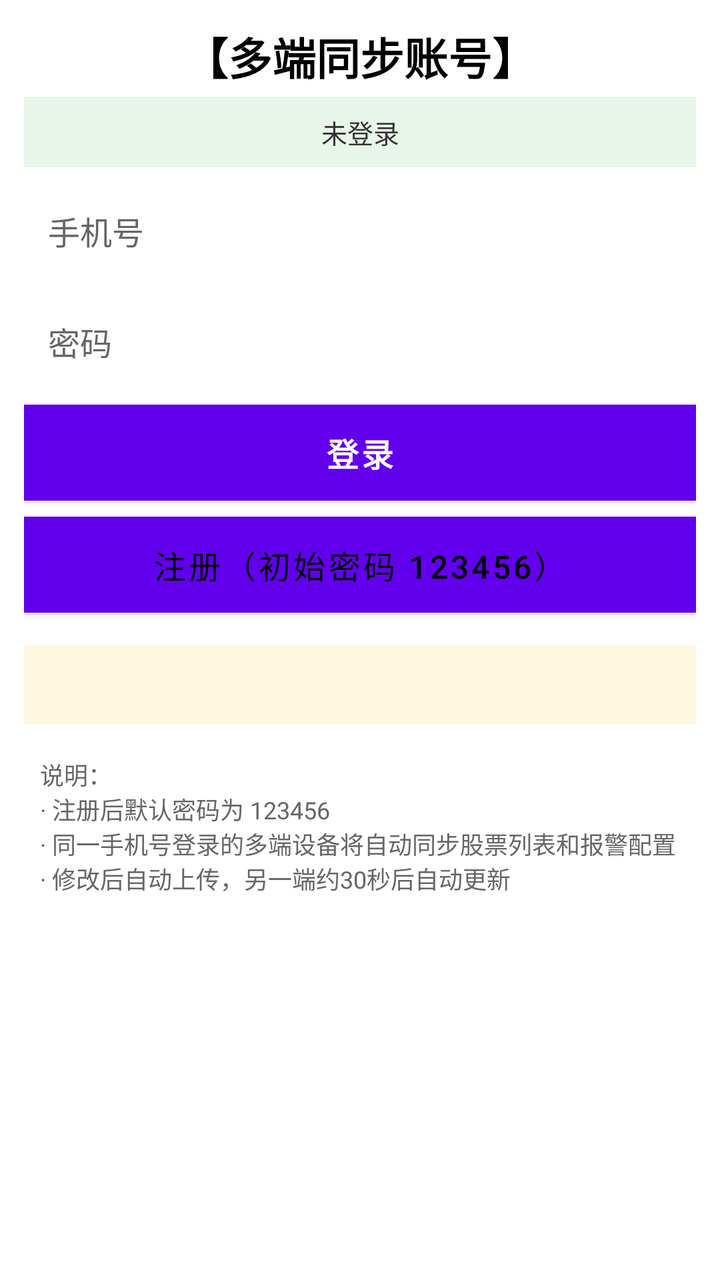
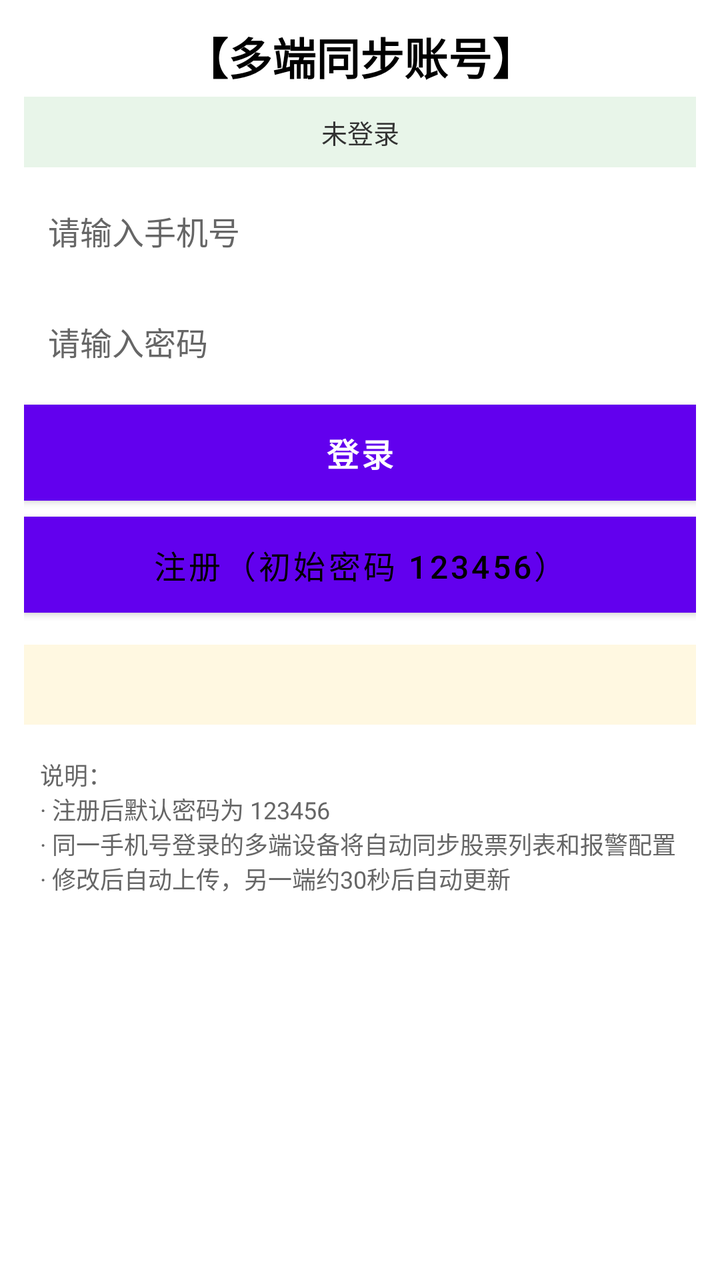

The first picture is an Android layout as it rendered before a commit; the second is the same layout after the commit. The layout source and the unified diff follow.
<!-- AndroidManifest.xml: fallback theme Theme.MaterialComponents.DayNight.NoActionBar -->
<!-- res/layout/activity_sync_login.xml -->
<?xml version="1.0" encoding="utf-8"?>

<ScrollView xmlns:android="http://schemas.android.com/apk/res/android"
    android:layout_width="match_parent"
    android:layout_height="match_parent"
    android:background="#FFFFFF">

    <LinearLayout
        android:layout_width="match_parent"
        android:layout_height="wrap_content"
        android:orientation="vertical"
        android:padding="12dp"
        android:background="#FFFFFF">

        <TextView
            android:layout_width="match_parent"
            android:layout_height="wrap_content"
            android:text="【多端同步账号】"
            android:textSize="22sp"
            android:textStyle="bold"
            android:textColor="#000000"
            android:gravity="center"
            android:layout_marginBottom="4dp" />

        
        <TextView
            android:id="@+id/sync_text_account"
            android:layout_width="match_parent"
            android:layout_height="wrap_content"
            android:text="未登录"
            android:textSize="13sp"
            android:textColor="#333333"
            android:gravity="center"
            android:padding="8dp"
            android:layout_marginBottom="8dp"
            android:background="#E8F5E9" />

        
        <EditText
            android:id="@+id/sync_edit_phone"
            android:layout_width="match_parent"
            android:layout_height="wrap_content"
            android:hint="手机号"
            android:inputType="phone"
            android:maxLength="11"
            android:textSize="16sp"
            android:textColor="#000000"
            android:textColorHint="#666666"
            android:background="#FFFFFF"
            android:padding="12dp"
            android:layout_marginBottom="8dp" />

        
        <EditText
            android:id="@+id/sync_edit_password"
            android:layout_width="match_parent"
            android:layout_height="wrap_content"
            android:hint="密码"
            android:inputType="textPassword"
            android:textSize="16sp"
            android:textColor="#000000"
            android:textColorHint="#666666"
            android:background="#FFFFFF"
            android:padding="12dp"
            android:layout_marginBottom="8dp" />

        
        <Button
            android:id="@+id/sync_btn_login"
            android:layout_width="match_parent"
            android:layout_height="wrap_content"
            android:text="登录"
            android:textSize="16sp"
            android:textStyle="bold"
            android:textColor="#FFFFFF"
            android:background="#4CAF50"
            android:layout_marginBottom="8dp" />

        
        <Button
            android:id="@+id/sync_btn_register"
            android:layout_width="match_parent"
            android:layout_height="wrap_content"
            android:text="注册（初始密码 123456）"
            android:textSize="16sp"
            android:textColor="#000000"
            android:background="#EEEEEE"
            android:layout_marginBottom="8dp" />

        
        <TextView
            android:id="@+id/sync_btn_change_pwd"
            android:layout_width="match_parent"
            android:layout_height="wrap_content"
            android:text="修改密码"
            android:textSize="15sp"
            android:textColor="#1976D2"
            android:gravity="center"
            android:padding="8dp"
            android:visibility="gone" />

        
        <Button
            android:id="@+id/sync_btn_logout"
            android:layout_width="match_parent"
            android:layout_height="wrap_content"
            android:text="退出登录"
            android:textSize="16sp"
            android:textColor="#D32F2F"
            android:background="#FFFFFF"
            android:visibility="gone"
            android:layout_marginTop="8dp" />

        
        <TextView
            android:id="@+id/sync_text_status"
            android:layout_width="match_parent"
            android:layout_height="wrap_content"
            android:text=""
            android:textSize="13sp"
            android:textColor="#333333"
            android:padding="8dp"
            android:layout_marginTop="8dp"
            android:background="#FFF8E1"
            android:minHeight="40dp" />

        
        <TextView
            android:layout_width="match_parent"
            android:layout_height="wrap_content"
            android:text="说明：\n· 注册后默认密码为 123456\n· 同一手机号登录的多端设备将自动同步股票列表和报警配置\n· 修改后自动上传，另一端约30秒后自动更新"
            android:textSize="12sp"
            android:textColor="#666666"
            android:padding="8dp"
            android:layout_marginTop="8dp" />

    </LinearLayout>
</ScrollView>
<!-- resources referenced by this layout -->
<resources>

</resources>

<!-- the commit's change to res/layout/activity_sync_login.xml (unified diff, before → after) -->
@@ -40,7 +40,7 @@
             android:id="@+id/sync_edit_phone"
             android:layout_width="match_parent"
             android:layout_height="wrap_content"
-            android:hint="手机号"
+            android:hint="请输入手机号"
             android:inputType="phone"
             android:maxLength="11"
             android:textSize="16sp"
@@ -55,7 +55,7 @@
             android:id="@+id/sync_edit_password"
             android:layout_width="match_parent"
             android:layout_height="wrap_content"
-            android:hint="密码"
+            android:hint="请输入密码"
             android:inputType="textPassword"
             android:textSize="16sp"
             android:textColor="#000000"
@@ -100,16 +100,6 @@
             android:visibility="gone" />
 
         
-        <Button
-            android:id="@+id/sync_btn_logout"
-            android:layout_width="match_parent"
-            android:layout_height="wrap_content"
-            android:text="退出登录"
-            android:textSize="16sp"
-            android:textColor="#D32F2F"
-            android:background="#FFFFFF"
-            android:visibility="gone"
-            android:layout_marginTop="8dp" />
 
         
         <TextView
